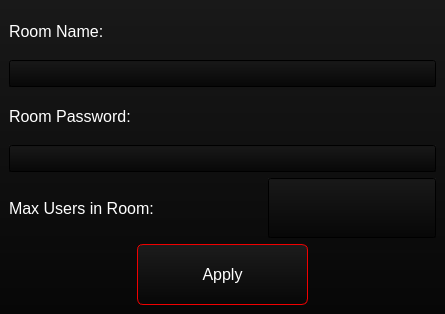
Old version of the form src/View/ChangeRoomNameWindow/changeroomnamewindow.ui in the repository Flone-dnb/SilentServer.
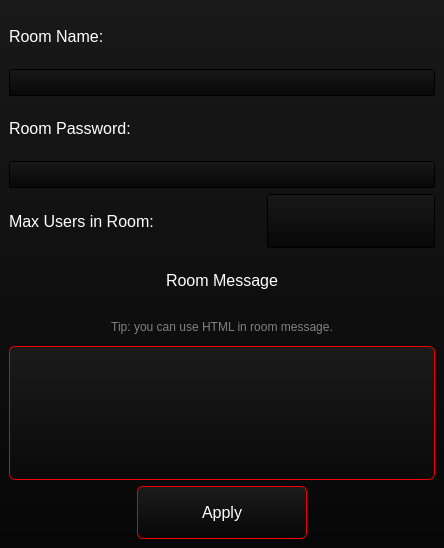
New version of the form.

Commit message: Added Server Welcome Message feature.

```diff
--- a/src/View/ChangeRoomNameWindow/changeroomnamewindow.ui
+++ b/src/View/ChangeRoomNameWindow/changeroomnamewindow.ui
@@ -6,8 +6,8 @@
    <rect>
     <x>0</x>
     <y>0</y>
-    <width>445</width>
-    <height>314</height>
+    <width>444</width>
+    <height>548</height>
    </rect>
   </property>
   <property name="windowTitle">
@@ -18,7 +18,7 @@
 color: white;</string>
   </property>
   <widget class="QWidget" name="centralwidget">
-   <layout class="QVBoxLayout" name="verticalLayout" stretch="15,15,15,15,20,20">
+   <layout class="QVBoxLayout" name="verticalLayout" stretch="10,10,10,10,10,10,5,25,10">
     <item>
      <widget class="QLabel" name="label">
       <property name="font">
@@ -122,6 +122,60 @@
       </item>
      </layout>
     </item>
+    <item>
+     <widget class="QLabel" name="label_4">
+      <property name="font">
+       <font>
+        <family>Segoe UI</family>
+        <pointsize>12</pointsize>
+       </font>
+      </property>
+      <property name="styleSheet">
+       <string notr="true">background: transparent;</string>
+      </property>
+      <property name="text">
+       <string>Room Message</string>
+      </property>
+      <property name="alignment">
+       <set>Qt::AlignCenter</set>
+      </property>
+     </widget>
+    </item>
+    <item>
+     <widget class="QLabel" name="label_5">
+      <property name="font">
+       <font>
+        <family>Segoe UI</family>
+       </font>
+      </property>
+      <property name="styleSheet">
+       <string notr="true">background: transparent;
+color: gray;</string>
+      </property>
+      <property name="text">
+       <string>Tip: you can use HTML in room message.</string>
+      </property>
+      <property name="alignment">
+       <set>Qt::AlignCenter</set>
+      </property>
+     </widget>
+    </item>
+    <item>
+     <widget class="QPlainTextEdit" name="plainTextEdit_roomMessage">
+      <property name="font">
+       <font>
+        <family>Segoe UI</family>
+        <pointsize>9</pointsize>
+       </font>
+      </property>
+      <property name="styleSheet">
+       <string notr="true">background-color: qlineargradient(spread:pad, x1:0.5, y1:1, x2:0.5, y2:0, stop:0 rgba(10, 10, 10, 255), stop:1 rgba(27, 27, 27, 255));
+selection-background-color: rgb(140, 0, 0);
+border: 1px solid rgb(240, 0, 0);
+border-radius: 6px;</string>
+      </property>
+     </widget>
+    </item>
     <item>
      <layout class="QHBoxLayout" name="horizontalLayout" stretch="30,40,30">
       <item>
```
Left out of the diff: 4 changed lines with no effect on the pictures. The commit also changes 13 other files.
